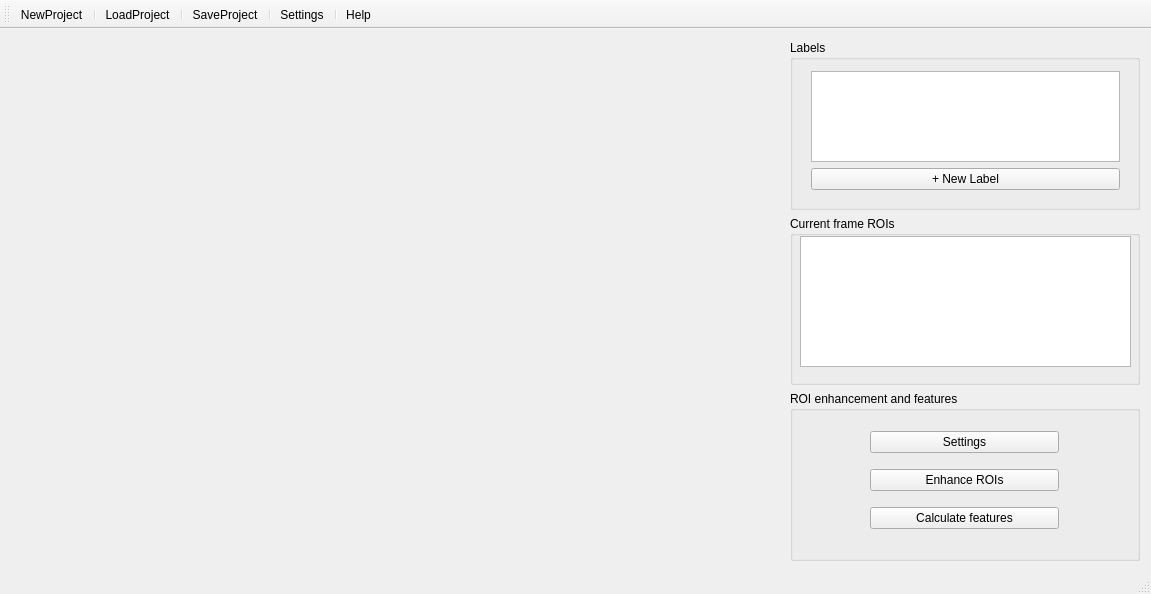
Above: GTGenerator_v1/gtgenerator.ui from gcypds/GTGeneratorQT5 before the change. Below: the same form after it.
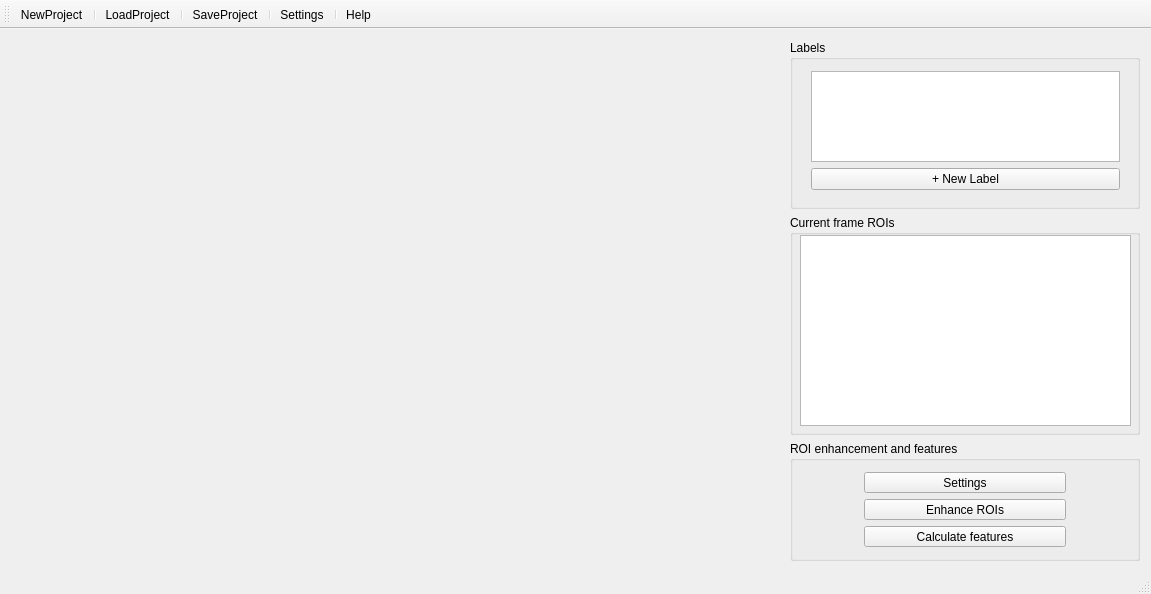
That is the form after the change. Icons and pictures are not drawn. Custom widgets are drawn as their Qt base class.

Commit message: ROI selection from table and from widget completed.

```diff
--- a/GTGenerator_v1/gtgenerator.ui
+++ b/GTGenerator_v1/gtgenerator.ui
@@ -93,7 +93,7 @@
         <item>
          <widget class="QGroupBox" name="currentROI_group">
           <property name="sizePolicy">
-           <sizepolicy hsizetype="Fixed" vsizetype="Preferred">
+           <sizepolicy hsizetype="Fixed" vsizetype="MinimumExpanding">
             <horstretch>0</horstretch>
             <verstretch>0</verstretch>
            </sizepolicy>
@@ -107,7 +107,7 @@
           <property name="maximumSize">
            <size>
             <width>350</width>
-            <height>16777215</height>
+            <height>220</height>
            </size>
           </property>
           <property name="title">
@@ -119,7 +119,7 @@
              <x>10</x>
              <y>20</y>
              <width>331</width>
-             <height>131</height>
+             <height>191</height>
             </rect>
            </property>
            <property name="palette">
@@ -171,7 +171,7 @@
         <item>
          <widget class="QGroupBox" name="ROIenhance_group">
           <property name="sizePolicy">
-           <sizepolicy hsizetype="Fixed" vsizetype="Preferred">
+           <sizepolicy hsizetype="Fixed" vsizetype="MinimumExpanding">
             <horstretch>0</horstretch>
             <verstretch>0</verstretch>
            </sizepolicy>
@@ -185,21 +185,14 @@
           <property name="maximumSize">
            <size>
             <width>350</width>
-            <height>16777215</height>
+            <height>120</height>
            </size>
           </property>
           <property name="title">
            <string>ROI enhancement and features</string>
           </property>
-          <widget class="QWidget" name="verticalLayoutWidget_4">
-           <property name="geometry">
-            <rect>
-             <x>9</x>
-             <y>19</y>
-             <width>331</width>
-             <height>141</height>
-            </rect>
-           </property>
+          <layout class="QVBoxLayout" name="verticalLayout_5">
+           <item>
            <layout class="QVBoxLayout" name="verticalLayout_4">
             <item>
              <layout class="QHBoxLayout" name="horizontalLayout_2">
@@ -331,7 +324,8 @@
              </layout>
             </item>
            </layout>
-          </widget>
+           </item>
+          </layout>
          </widget>
         </item>
        </layout>
```
Lines whose indentation alone changed are shown as unchanged. The commit also changes 6 other files.
